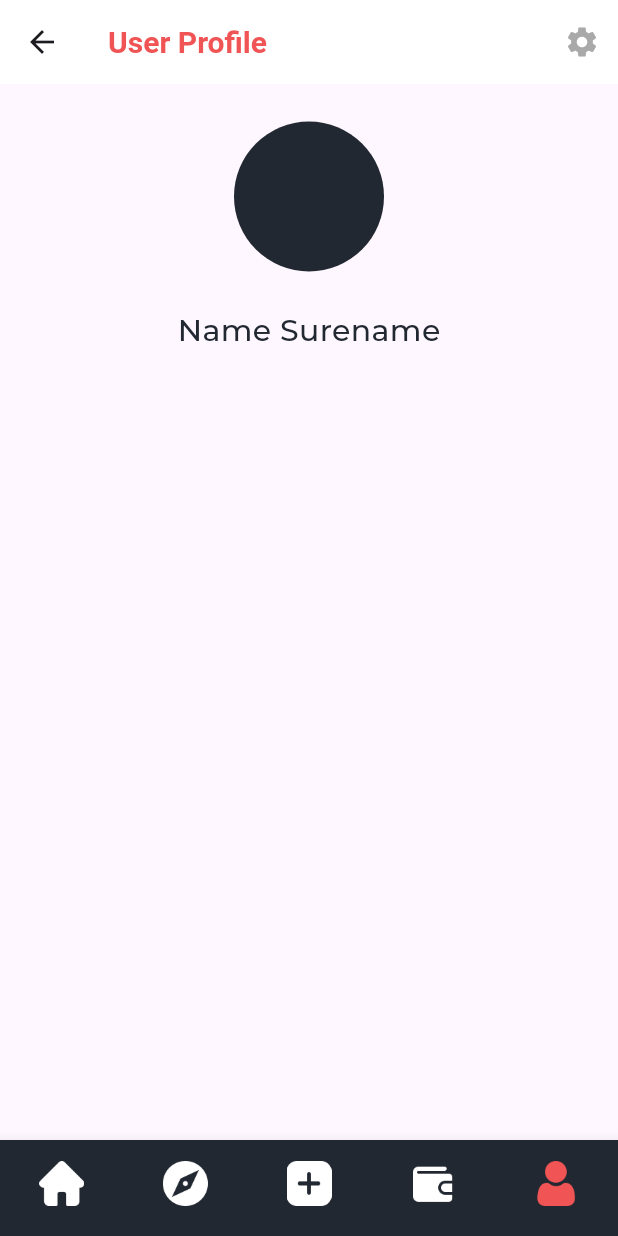
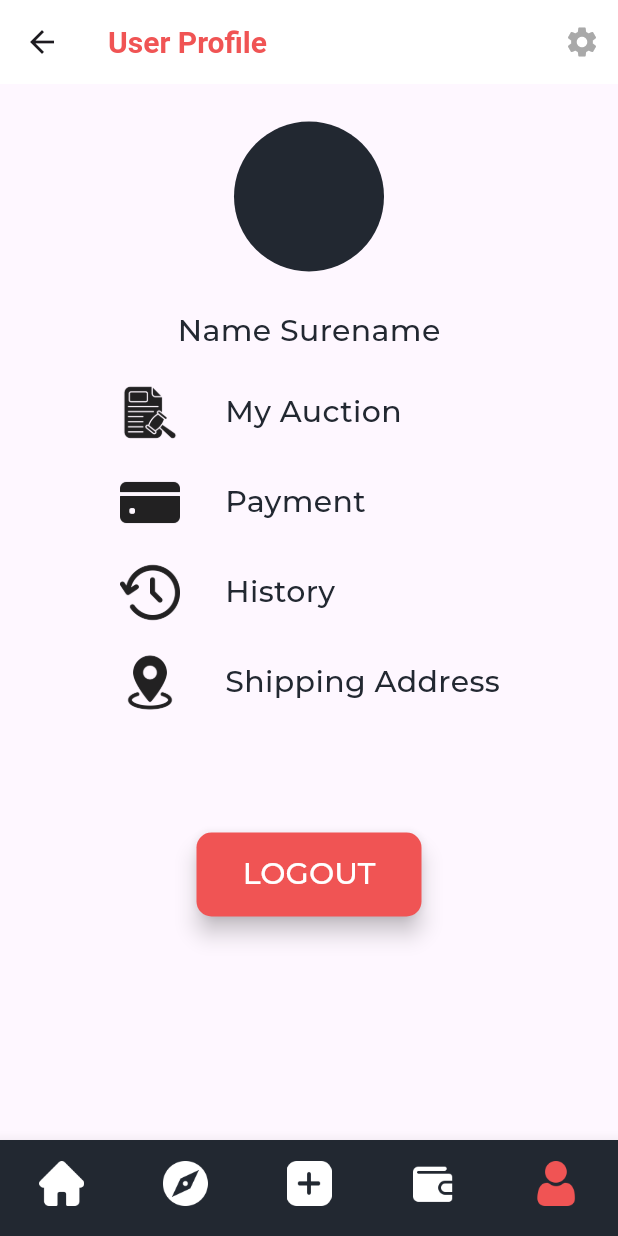
Before and after one commit to Navin-Jongyin/BidSure, a Flutter app: the ProfilePage screen opened directly, on a phone screen of 412 x 824 dp. Run offline on Flutter 3.47's test engine with Material 3 defaults, Android fonts, the phone set to English and light mode, and no system bars; our stand-ins replace animated_splash_screen, google_fonts.

Commit message:
Profilepage

```diff
--- a/lib/mainscreen/profilePage.dart
+++ b/lib/mainscreen/profilePage.dart
@@ -71,11 +71,123 @@ class _ProfilePageState extends State<ProfilePage> {
                         fontSize: 20,
                         fontWeight: FontWeight.w500,
                         color: Palette.darkMainColor),
+                  ),
+                  const SizedBox(
+                    height: 20,
+                  ),
+                ],
+              ),
+            ),
+          ),
+          Container(
+            child: Align(
+              child: Row(
+                // mainAxisAlignment: MainAxisAlignment.spaceEvenly, // Align rows in the center horizontally
+                children: [
+                  const SizedBox(width: 80),
+
+                  const ImageIcon(AssetImage("icons/auction.png"), size: 40),
+                  const SizedBox(width: 30),
+                  Text(
+                    "My Auction",
+                    style: GoogleFonts.montserrat(
+                      fontSize: 20,
+                      fontWeight: FontWeight.w500,
+                      color: Palette.darkMainColor,
+                    ),
+                  ),
+
+                  // Icon(Icons.navigate_next_sharp, color: Colors.redAccent),
+                ],
+              ),
+            ),
+          ),
+          SizedBox(height: 20),
+          Container(
+            child: Align(
+              child: Row(
+                // mainAxisAlignment: MainAxisAlignment.spaceEvenly, // Align rows in the center horizontally
+                children: [
+                  const SizedBox(width: 80),
+                  const ImageIcon(
+                    AssetImage("icons/payment.png"),
+                    size: 40,
+                  ),
+                  const SizedBox(width: 30),
+
+                  Text(
+                    "Payment",
+                    style: GoogleFonts.montserrat(
+                      fontSize: 20,
+                      fontWeight: FontWeight.w500,
+                      color: Palette.darkMainColor,
+                    ),
+                  ),
+
+                  // Icon(Icons.navigate_next_sharp, color: Colors.redAccent),
+                ],
+              ),
+            ),
+          ),
+          SizedBox(height: 20),
+          Container(
+            child: Align(
+              child: Row(
+                children: [
+                  const SizedBox(width: 80),
+                  const ImageIcon(AssetImage("icons/history.png"), size: 40),
+                  const SizedBox(width: 30),
+                  Text(
+                    "History",
+                    style: GoogleFonts.montserrat(
+                      fontSize: 20,
+                      fontWeight: FontWeight.w500,
+                      color: Palette.darkMainColor,
+                    ),
                   )
                 ],
               ),
             ),
           ),
+          SizedBox(height: 20),
+          Container(
+            child: Align(
+              child: Row(
+                children: [
+                  const SizedBox(width: 80),
+                  const ImageIcon(AssetImage("icons/shipping.png"), size: 40),
+                  const SizedBox(width: 30),
+                  Text(
+                    "Shipping Address",
+                    style: GoogleFonts.montserrat(
+                      fontSize: 20,
+                      fontWeight: FontWeight.w500,
+                      color: Palette.darkMainColor,
+                    ),
+                  ),
+                ],
+              ),
+            ),
+          ),
+          SizedBox(height: 80),
+          Container(
+            width: 150.0,
+            child: FloatingActionButton(
+                onPressed: (){},
+              shape: RoundedRectangleBorder(
+                borderRadius: BorderRadius.circular(10),
+              ),
+              backgroundColor: Palette.redMainColor,
+              child: Text(
+                "LOGOUT",
+                style: GoogleFonts.montserrat(
+                    fontSize: 20,
+                    fontWeight: FontWeight.w500,
+                    color: Colors.white),
+              ),
+
+            ),
+          )
         ],
       ),
       bottomNavigationBar: CustomBottomNavigationBar(
```
Also changed, not shown: icons/auction.png (added), icons/history.png (added), icons/payment.png (added), icons/shipping.png (added), pubspec.lock, 4 other files.
